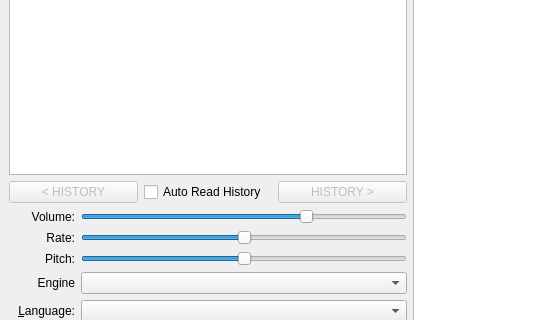
Qt form mainwindow.ui (luntar/quick_read) before a commit; both pictures show x 0 to 558 and y 170 to 490 of the 819 by 579 pixel window.
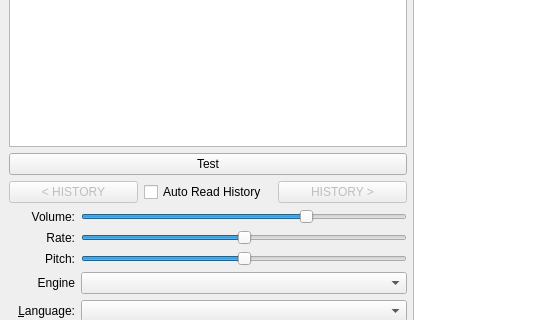
The same form after that commit. Icons and pictures are not drawn. Custom widgets are drawn as their Qt base class.

```diff
--- a/mainwindow.ui
+++ b/mainwindow.ui
@@ -69,6 +69,13 @@
         </property>
        </widget>
       </item>
+      <item>
+       <widget class="QPushButton" name="pushButton_2">
+        <property name="text">
+         <string>Test</string>
+        </property>
+       </widget>
+      </item>
       <item>
        <layout class="QHBoxLayout" name="horizontalLayout_4">
         <item>
```
Left out of the diff: 26 changed lines with no effect on the pictures.
